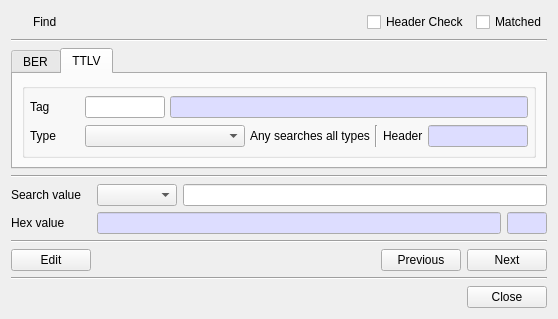
Old version of the form BerEditor/find_dlg.ui in the repository jykim74/BerEditor.
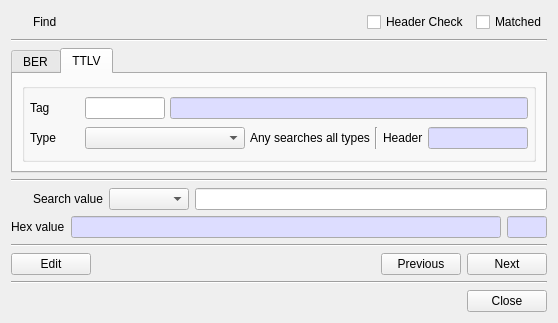
New version of the form. Icons and pictures are not drawn.

The edit to the form file:
```diff
--- a/BerEditor/find_dlg.ui
+++ b/BerEditor/find_dlg.ui
@@ -7,7 +7,7 @@
     <x>0</x>
     <y>0</y>
     <width>558</width>
-    <height>319</height>
+    <height>323</height>
    </rect>
   </property>
   <property name="windowTitle">
@@ -496,20 +496,10 @@
       <number>0</number>
      </property>
      <item row="0" column="1">
-      <widget class="QComboBox" name="mValueTypeCombo">
-       <property name="minimumSize">
-        <size>
-         <width>80</width>
-         <height>0</height>
-        </size>
-       </property>
-      </widget>
-     </item>
-     <item row="0" column="0">
       <widget class="QLabel" name="label_3">
        <property name="minimumSize">
         <size>
-         <width>80</width>
+         <width>0</width>
          <height>0</height>
         </size>
        </property>
@@ -518,7 +508,7 @@
        </property>
       </widget>
      </item>
-     <item row="0" column="2">
+     <item row="0" column="3">
       <widget class="QLineEdit" name="mValueText">
        <property name="minimumSize">
         <size>
@@ -528,6 +518,42 @@
        </property>
       </widget>
      </item>
+     <item row="0" column="2">
+      <widget class="QComboBox" name="mValueTypeCombo">
+       <property name="minimumSize">
+        <size>
+         <width>80</width>
+         <height>0</height>
+        </size>
+       </property>
+      </widget>
+     </item>
+     <item row="0" column="0">
+      <widget class="QPushButton" name="mFindBtn">
+       <property name="minimumSize">
+        <size>
+         <width>16</width>
+         <height>0</height>
+        </size>
+       </property>
+       <property name="maximumSize">
+        <size>
+         <width>16</width>
+         <height>16777215</height>
+        </size>
+       </property>
+       <property name="text">
+        <string/>
+       </property>
+       <property name="icon">
+        <iconset resource="bereditor.qrc">
+         <normaloff>:/images/ber.png</normaloff>:/images/ber.png</iconset>
+       </property>
+       <property name="flat">
+        <bool>true</bool>
+       </property>
+      </widget>
+     </item>
     </layout>
    </item>
    <item>
@@ -539,7 +565,7 @@
       <widget class="QLabel" name="label">
        <property name="minimumSize">
         <size>
-         <width>80</width>
+         <width>0</width>
          <height>0</height>
         </size>
        </property>
```
